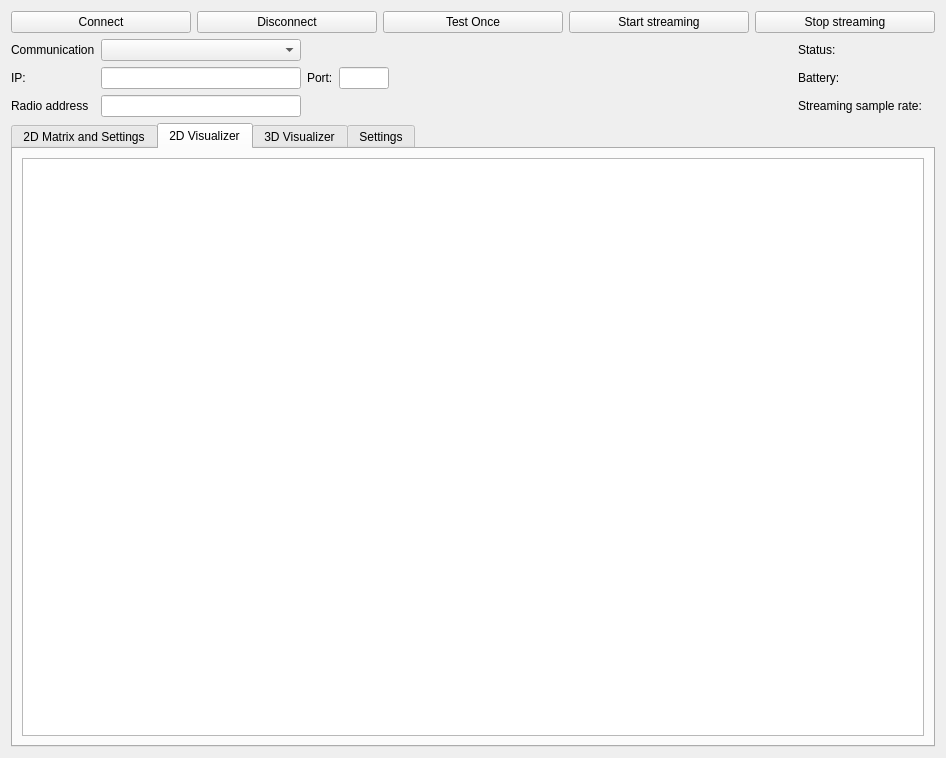
Before: the Qt Designer form tools/gui/ui/slamdeck_tab.ui in victorhook/slamdeck, drawn with Qt 5.
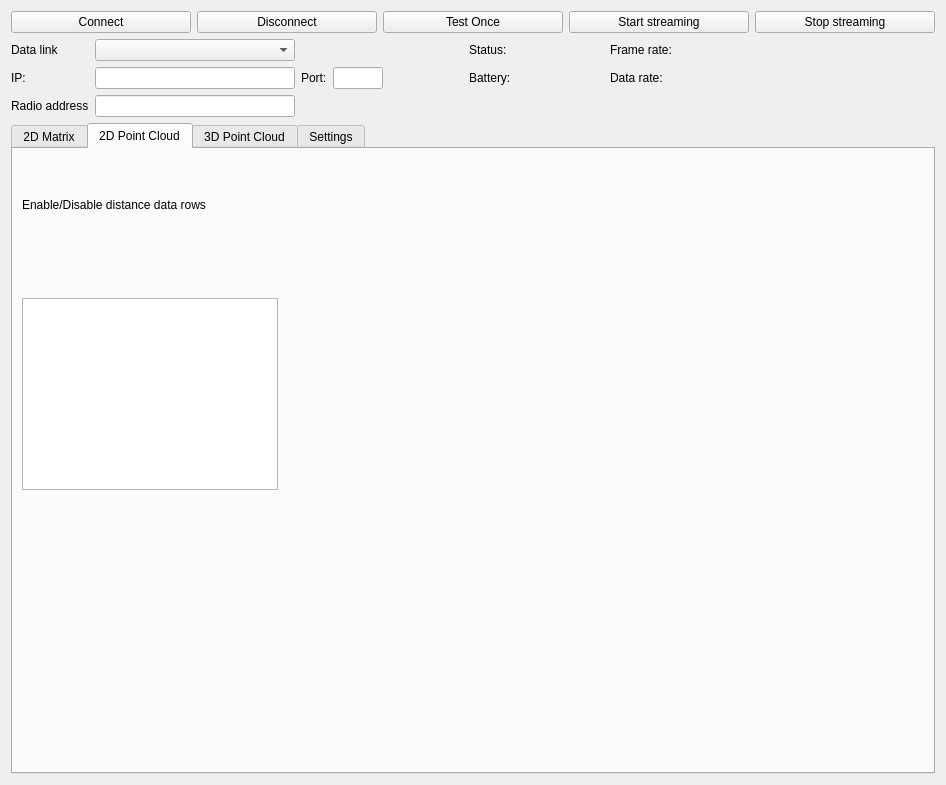
After: the same form once the commit is applied. The open tabs and pages were chosen to show the change.

Commit message: Can stream data over CRTP. Data sometimes freezes though, and corrupted frames. but works ok

Patch:
```diff
--- a/tools/gui/ui/slamdeck_tab.ui
+++ b/tools/gui/ui/slamdeck_tab.ui
@@ -7,7 +7,7 @@
     <x>0</x>
     <y>0</y>
     <width>946</width>
-    <height>723</height>
+    <height>785</height>
    </rect>
   </property>
   <property name="windowTitle">
@@ -57,53 +57,6 @@
      </item>
      <item>
       <layout class="QGridLayout" name="gridLayout">
-       <item row="1" column="2">
-        <widget class="QLabel" name="label_4">
-         <property name="text">
-          <string>Port:</string>
-         </property>
-        </widget>
-       </item>
-       <item row="1" column="1">
-        <widget class="QLineEdit" name="editIp">
-         <property name="maximumSize">
-          <size>
-           <width>200</width>
-           <height>16777215</height>
-          </size>
-         </property>
-        </widget>
-       </item>
-       <item row="2" column="0">
-        <widget class="QLabel" name="label_5">
-         <property name="text">
-          <string>Radio address</string>
-         </property>
-        </widget>
-       </item>
-       <item row="2" column="1">
-        <widget class="QLineEdit" name="editRadioAddress">
-         <property name="maximumSize">
-          <size>
-           <width>200</width>
-           <height>16777215</height>
-          </size>
-         </property>
-        </widget>
-       </item>
-       <item row="1" column="0">
-        <widget class="QLabel" name="label_11">
-         <property name="sizePolicy">
-          <sizepolicy hsizetype="Minimum" vsizetype="Preferred">
-           <horstretch>0</horstretch>
-           <verstretch>0</verstretch>
-          </sizepolicy>
-         </property>
-         <property name="text">
-          <string>IP:</string>
-         </property>
-        </widget>
-       </item>
        <item row="1" column="6">
         <widget class="QLineEdit" name="editPort">
          <property name="maximumSize">
@@ -114,29 +67,21 @@
          </property>
         </widget>
        </item>
-       <item row="0" column="1">
-        <widget class="QComboBox" name="comboCommunication"/>
-       </item>
-       <item row="0" column="0">
-        <widget class="QLabel" name="label_3">
-         <property name="text">
-          <string>Communication</string>
+       <item row="1" column="7">
+        <spacer name="horizontalSpacer_2">
+         <property name="orientation">
+          <enum>Qt::Horizontal</enum>
          </property>
-        </widget>
-       </item>
-       <item row="1" column="8">
-        <widget class="QLabel" name="label_2">
-         <property name="text">
-          <string>Battery:</string>
+         <property name="sizeType">
+          <enum>QSizePolicy::Fixed</enum>
          </property>
-        </widget>
-       </item>
-       <item row="1" column="9">
-        <widget class="QLabel" name="labelBattery">
-         <property name="text">
-          <string/>
+         <property name="sizeHint" stdset="0">
+          <size>
+           <width>80</width>
+           <height>20</height>
+          </size>
          </property>
-        </widget>
+        </spacer>
        </item>
        <item row="0" column="8">
         <widget class="QLabel" name="label">
@@ -163,6 +108,26 @@
          </property>
         </widget>
        </item>
+       <item row="0" column="1">
+        <widget class="QComboBox" name="comboDataLink"/>
+       </item>
+       <item row="2" column="1">
+        <widget class="QLineEdit" name="editRadioAddress">
+         <property name="maximumSize">
+          <size>
+           <width>200</width>
+           <height>16777215</height>
+          </size>
+         </property>
+        </widget>
+       </item>
+       <item row="0" column="12">
+        <widget class="QLabel" name="labelFrameRate">
+         <property name="text">
+          <string/>
+         </property>
+        </widget>
+       </item>
        <item row="0" column="9">
         <widget class="QLabel" name="statusText">
          <property name="text">
@@ -170,21 +135,52 @@
          </property>
         </widget>
        </item>
-       <item row="2" column="8">
+       <item row="0" column="11">
+        <widget class="QLabel" name="label_6">
+         <property name="text">
+          <string>Frame rate:</string>
+         </property>
+        </widget>
+       </item>
+       <item row="1" column="1">
+        <widget class="QLineEdit" name="editIp">
+         <property name="maximumSize">
+          <size>
+           <width>200</width>
+           <height>16777215</height>
+          </size>
+         </property>
+        </widget>
+       </item>
+       <item row="1" column="2">
+        <widget class="QLabel" name="label_4">
+         <property name="text">
+          <string>Port:</string>
+         </property>
+        </widget>
+       </item>
+       <item row="1" column="12">
+        <widget class="QLabel" name="labelDataRate">
+         <property name="text">
+          <string/>
+         </property>
+        </widget>
+       </item>
+       <item row="0" column="0">
+        <widget class="QLabel" name="label_3">
+         <property name="text">
+          <string>Data link</string>
+         </property>
+        </widget>
+       </item>
+       <item row="1" column="11">
         <widget class="QLabel" name="label_14">
          <property name="text">
-          <string>Streaming sample rate:</string>
+          <string>Data rate:</string>
          </property>
         </widget>
        </item>
-       <item row="2" column="9">
-        <widget class="QLabel" name="labelSampleRate">
-         <property name="text">
-          <string/>
-         </property>
-        </widget>
-       </item>
-       <item row="1" column="7">
+       <item row="1" column="13">
         <spacer name="horizontalSpacer">
          <property name="orientation">
           <enum>Qt::Horizontal</enum>
@@ -197,16 +193,66 @@
          </property>
         </spacer>
        </item>
+       <item row="1" column="8">
+        <widget class="QLabel" name="label_2">
+         <property name="text">
+          <string>Battery:</string>
+         </property>
+        </widget>
+       </item>
+       <item row="1" column="0">
+        <widget class="QLabel" name="label_11">
+         <property name="sizePolicy">
+          <sizepolicy hsizetype="Minimum" vsizetype="Preferred">
+           <horstretch>0</horstretch>
+           <verstretch>0</verstretch>
+          </sizepolicy>
+         </property>
+         <property name="text">
+          <string>IP:</string>
+         </property>
+        </widget>
+       </item>
+       <item row="1" column="9">
+        <widget class="QLabel" name="labelBattery">
+         <property name="text">
+          <string/>
+         </property>
+        </widget>
+       </item>
+       <item row="2" column="0">
+        <widget class="QLabel" name="label_5">
+         <property name="text">
+          <string>Radio address</string>
+         </property>
+        </widget>
+       </item>
+       <item row="1" column="10">
+        <spacer name="horizontalSpacer_3">
+         <property name="orientation">
+          <enum>Qt::Horizontal</enum>
+         </property>
+         <property name="sizeType">
+          <enum>QSizePolicy::Fixed</enum>
+         </property>
+         <property name="sizeHint" stdset="0">
+          <size>
+           <width>80</width>
+           <height>20</height>
+          </size>
+         </property>
+        </spacer>
+       </item>
       </layout>
      </item>
      <item>
       <widget class="QTabWidget" name="mainTabs">
        <property name="currentIndex">
-        <number>2</number>
+        <number>1</number>
        </property>
        <widget class="QWidget" name="tabSensors">
         <attribute name="title">
-         <string>2D Matrix and Settings</string>
+         <string>2D Matrix</string>
         </attribute>
         <layout class="QHBoxLayout" name="horizontalLayout_3">
          <item>
@@ -298,19 +344,117 @@
          </item>
         </layout>
        </widget>
-       <widget class="QWidget" name="tab">
+       <widget class="QWidget" name="tab2dPointCloud">
         <attribute name="title">
-         <string>2D Visualizer</string>
+         <string>2D Point Cloud</string>
         </attribute>
-        <layout class="QVBoxLayout" name="verticalLayout_4">
+        <layout class="QHBoxLayout" name="horizontalLayout_2">
          <item>
-          <widget class="QGraphicsView" name="graphics2dVisualizer"/>
+          <layout class="QVBoxLayout" name="_2">
+           <item>
+            <spacer name="verticalSpacer_2">
+             <property name="orientation">
+              <enum>Qt::Vertical</enum>
+             </property>
+             <property name="sizeType">
+              <enum>QSizePolicy::Fixed</enum>
+             </property>
+             <property name="sizeHint" stdset="0">
+              <size>
+               <width>20</width>
+               <height>40</height>
+              </size>
+             </property>
+            </spacer>
+           </item>
+           <item>
+            <widget class="QLabel" name="label_8">
+             <property name="text">
+              <string>Enable/Disable distance data rows</string>
+             </property>
+            </widget>
+           </item>
+           <item>
+            <spacer name="verticalSpacer_3">
+             <property name="orientation">
+              <enum>Qt::Vertical</enum>
+             </property>
+             <property name="sizeType">
+              <enum>QSizePolicy::Fixed</enum>
+             </property>
+             <property name="sizeHint" stdset="0">
+              <size>
+               <width>20</width>
+               <height>40</height>
+              </size>
+             </property>
+            </spacer>
+           </item>
+           <item>
+            <layout class="QVBoxLayout" name="checkBoxLayout"/>
+           </item>
+           <item>
+            <spacer name="verticalSpacer_4">
+             <property name="orientation">
+              <enum>Qt::Vertical</enum>
+             </property>
+             <property name="sizeType">
+              <enum>QSizePolicy::Fixed</enum>
+             </property>
+             <property name="sizeHint" stdset="0">
+              <size>
+               <width>20</width>
+               <height>40</height>
+              </size>
+             </property>
+            </spacer>
+           </item>
+           <item>
+            <widget class="QGraphicsView" name="checkBoxGraphics">
+             <property name="sizePolicy">
+              <sizepolicy hsizetype="Minimum" vsizetype="Minimum">
+               <horstretch>0</horstretch>
+               <verstretch>0</verstretch>
+              </sizepolicy>
+             </property>
+            </widget>
+           </item>
+           <item>
+            <spacer name="verticalSpacer">
+             <property name="orientation">
+              <enum>Qt::Vertical</enum>
+             </property>
+             <property name="sizeHint" stdset="0">
+              <size>
+               <width>20</width>
+               <height>40</height>
+              </size>
+             </property>
+            </spacer>
+           </item>
+          </layout>
+         </item>
+         <item>
+          <spacer name="horizontalSpacer_4">
+           <property name="orientation">
+            <enum>Qt::Horizontal</enum>
+           </property>
+           <property name="sizeHint" stdset="0">
+            <size>
+             <width>40</width>
+             <height>20</height>
+            </size>
+           </property>
+          </spacer>
+         </item>
+         <item>
+          <layout class="QVBoxLayout" name="layout2dPointCloud"/>
          </item>
         </layout>
        </widget>
-       <widget class="QWidget" name="tab">
+       <widget class="QWidget" name="tab3dPointCloud">
         <attribute name="title">
-         <string>3D Visualizer</string>
+         <string>3D Point Cloud</string>
         </attribute>
         <layout class="QVBoxLayout" name="verticalLayout_5">
          <item>
@@ -325,7 +469,7 @@
          </item>
         </layout>
        </widget>
-       <widget class="QWidget" name="tab_3">
+       <widget class="QWidget" name="tabSettings">
         <attribute name="title">
          <string>Settings</string>
         </attribute>
```
The commit also changes 23 other files.
